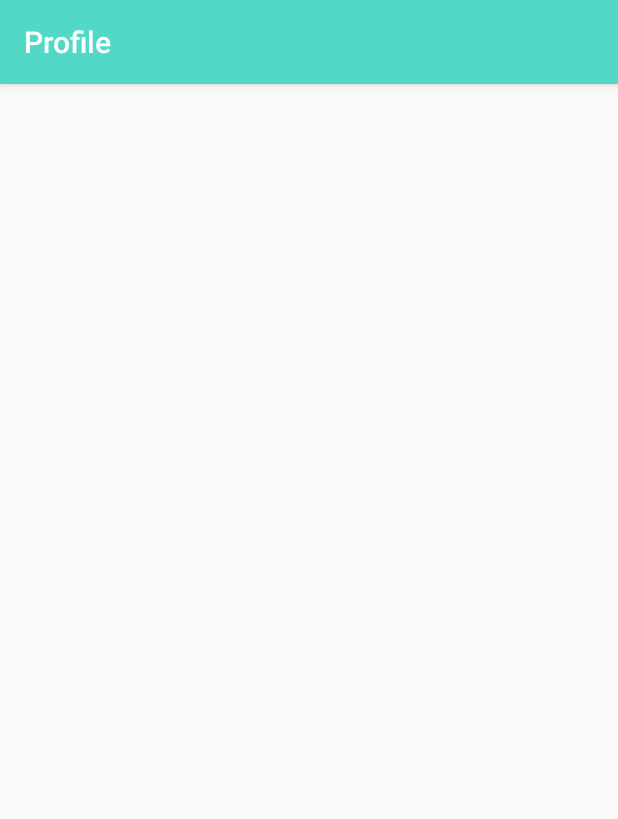
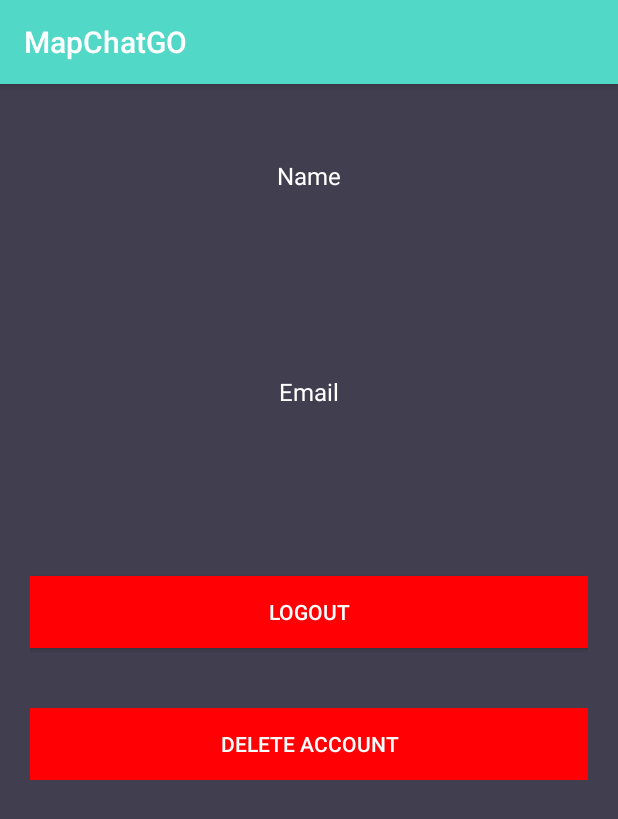
Before and after one commit to Warsame-Egal/MapChatGo, an Android app: the ProfileActivity screen opened directly, with no data from a screen before it, on a phone screen of 412 x 824 dp. Shown: the top 819 px of the screen. Run offline under Robolectric (Android 15) with nearby library versions, the phone set to English and light mode, and no system bars.

```diff
--- a/app/build.gradle
+++ b/app/build.gradle
@@ -28,6 +28,6 @@ dependencies {
     compile 'com.android.support.constraint:constraint-layout:1.0.2'
     compile 'com.android.volley:volley:1.0.0'
     compile 'com.android.support:design:25.3.1'
-    compile 'com.android.support:cardview-v7:23.4.0'
+    compile 'com.android.support:cardview-v7:25.3.1'
     testCompile 'junit:junit:4.12'
 }
--- a/app/src/main/java/com/example/warsa/MapChatGo/activities/Profile.java
+++ b/app/src/main/java/com/example/warsa/MapChatGo/activities/ProfileActivity.java
@@ -5,11 +5,19 @@ import android.os.Bundle;
 
 import com.example.warsa.MapChatGo.R;
 
-public class Profile extends AppCompatActivity {
+public class ProfileActivity extends AppCompatActivity {
 
     @Override
     protected void onCreate(Bundle savedInstanceState) {
         super.onCreate(savedInstanceState);
         setContentView(R.layout.activity_profile);
     }
+
+    public void getUserAccount() {
+
+    }
+
+    public void displayUserAccount() {
+
+    }
 }
--- a/app/src/main/res/layout/activity_profile.xml
+++ b/app/src/main/res/layout/activity_profile.xml
@@ -1,8 +1,86 @@
 <?xml version="1.0" encoding="utf-8"?>
-<android.support.constraint.ConstraintLayout xmlns:android="http://schemas.android.com/apk/res/android"
+<android.support.v4.widget.NestedScrollView xmlns:android="http://schemas.android.com/apk/res/android"
     xmlns:tools="http://schemas.android.com/tools"
+    android:id="@+id/nestedScrollView"
     android:layout_width="match_parent"
     android:layout_height="match_parent"
-    tools:context="com.example.warsa.MapChatGo.activities.Profile">
+    android:background="@color/colorBackground"
+    android:paddingBottom="20dp"
+    android:paddingLeft="20dp"
+    android:paddingRight="20dp"
+    android:paddingTop="20dp"
+    tools:context="com.example.warsa.MapChatGo.activities.ProfileActivity">
 
-</android.support.constraint.ConstraintLayout>
+
+    <android.support.v7.widget.LinearLayoutCompat
+        android:layout_width="match_parent"
+        android:layout_height="match_parent"
+        android:orientation="vertical">
+
+        <android.support.v7.widget.AppCompatTextView
+            android:id="@+id/appCompatTextViewName"
+            android:layout_width="fill_parent"
+            android:layout_height="wrap_content"
+            android:layout_marginTop="30dp"
+            android:gravity="center"
+            android:text="Name"
+            android:textSize="16sp" />
+
+        <android.support.design.widget.TextInputLayout
+            android:id="@+id/textInputLayoutName"
+            android:layout_width="match_parent"
+            android:layout_height="wrap_content"
+            android:layout_marginTop="40dp">
+
+            <android.support.v7.widget.AppCompatTextView
+                android:id="@+id/appCompatTextViewRetrieveName"
+                android:layout_width="fill_parent"
+                android:layout_height="wrap_content"
+                android:layout_marginTop="30dp"
+                android:gravity="center"
+                android:textSize="16sp" />
+        </android.support.design.widget.TextInputLayout>
+
+        <android.support.v7.widget.AppCompatTextView
+            android:id="@+id/appCompatTextViewEmail"
+            android:layout_width="fill_parent"
+            android:layout_height="wrap_content"
+            android:layout_marginTop="30dp"
+            android:gravity="center"
+            android:text="Email"
+            android:textSize="16sp" />
+
+        <android.support.design.widget.TextInputLayout
+            android:id="@+id/textInputLayoutEmail"
+            android:layout_width="match_parent"
+            android:layout_height="wrap_content"
+            android:layout_marginTop="20dp">
+
+            <android.support.v7.widget.AppCompatTextView
+                android:id="@+id/appCompatTextViewRetrieveEmail"
+                android:layout_width="fill_parent"
+                android:layout_height="wrap_content"
+                android:layout_marginTop="30dp"
+                android:gravity="center"
+                android:textSize="16sp" />
+        </android.support.design.widget.TextInputLayout>
+
+        <android.support.v7.widget.AppCompatButton
+            android:id="@+id/appCompatLogoutButton"
+            android:layout_width="match_parent"
+            android:layout_height="wrap_content"
+            android:layout_marginTop="40dp"
+            android:background="@color/colorTextHint"
+            android:text="@string/appCompatLogoutButton" />
+
+        <android.support.v7.widget.AppCompatButton
+            android:id="@+id/appCompatDeleteButton"
+            android:layout_width="match_parent"
+            android:layout_height="wrap_content"
+            android:layout_marginTop="40dp"
+            android:background="@color/colorTextHint"
+            android:text="@string/appCompatDeleteButton" />
+
+
+    </android.support.v7.widget.LinearLayoutCompat>
+</android.support.v4.widget.NestedScrollView>
--- a/app/src/main/res/values/colors.xml
+++ b/app/src/main/res/values/colors.xml
@@ -5,5 +5,5 @@
     <color name="colorAccent">#FFFFFF</color>
     <color name="colorBackground">#413e4f</color>
     <color name="colorText">#FFFFFF</color>
-    <color name="colorTextHint">#51d8c7</color>
+    <color name="colorTextHint">#ff0004</color>
 </resources>
--- a/app/src/main/res/values/strings.xml
+++ b/app/src/main/res/values/strings.xml
@@ -24,4 +24,6 @@
     <string name="text_hello">Hello,</string>
     <string name="text_title">Android Tutorials Hub</string>
     <string name="AlreadyamemberLogin">Already a member? Login</string>
+    <string name="appCompatDeleteButton">Delete Account</string>
+    <string name="appCompatLogoutButton">Logout</string>
 </resources>
```
Also changed, not shown: app/src/main/AndroidManifest.xml (+4 -9 lines), app/src/main/java/com/example/warsa/MapChatGo/activities/LoginActivity.java (+18 -12 lines), app/src/main/java/com/example/warsa/MapChatGo/sql/DatabaseHelper.java (+79 -17 lines).
